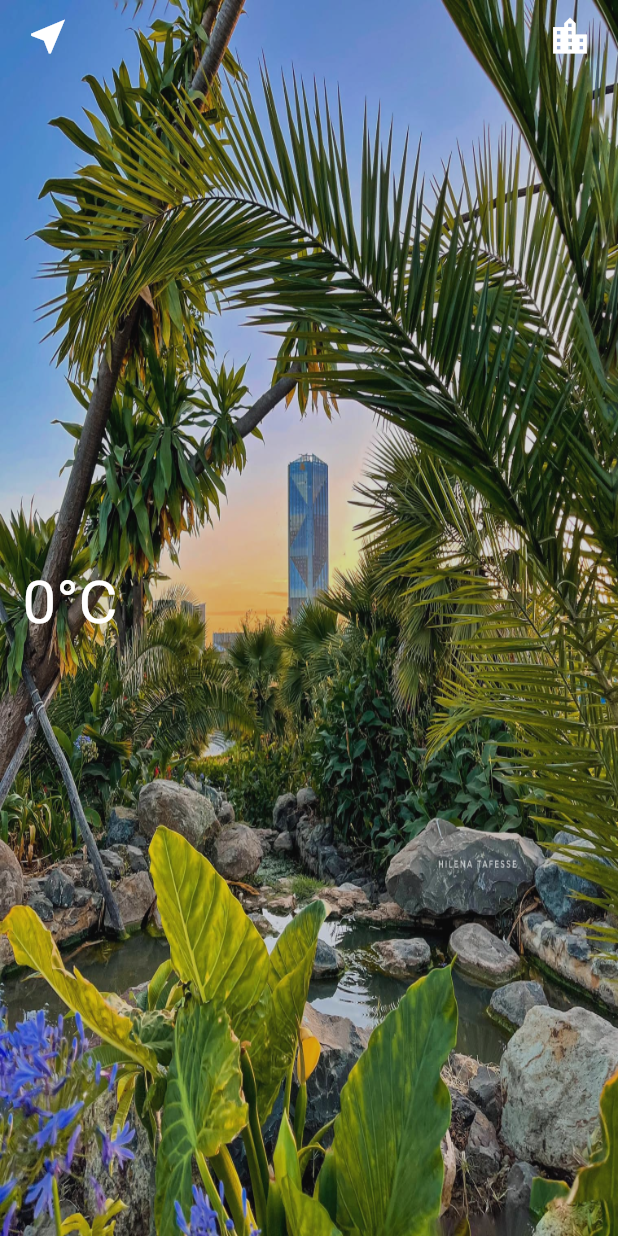
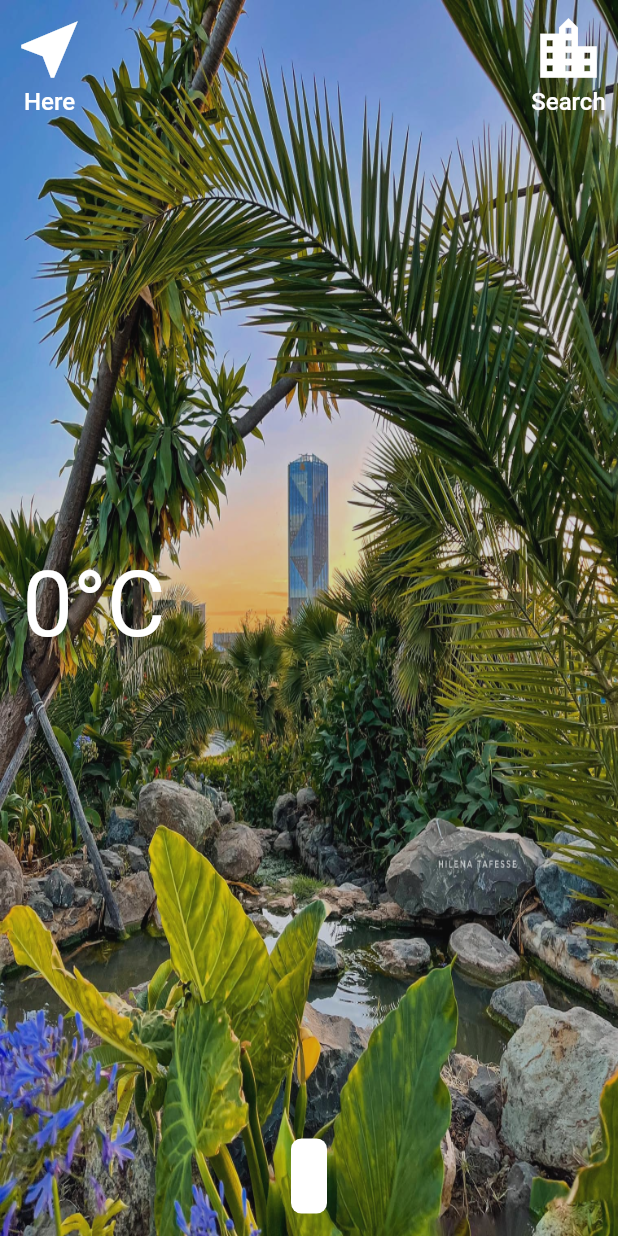
Before and after one commit to master-8702/flutter_weather_app, a Flutter app: the LocationScreen screen opened directly, on a phone screen of 412 x 824 dp. Run offline on Flutter 3.47's test engine with Material 2 defaults, Android fonts, the phone set to English and light mode, and no system bars; our stand-ins replace flutter_spinkit, geolocator; Roboto replaces fonts that are missing (Spartan MB); statements that could not run were skipped.

Commit message:
modified the ui to fit well on bigger screens

```diff
--- a/lib/screens/location_screen.dart
+++ b/lib/screens/location_screen.dart
@@ -54,16 +54,23 @@ class _LocationScreenState extends State<LocationScreen> {
         child: SafeArea(
           child: Column(
             mainAxisAlignment: MainAxisAlignment.spaceBetween,
-            crossAxisAlignment: CrossAxisAlignment.stretch,
             children: [
               Row(
                 mainAxisAlignment: MainAxisAlignment.spaceBetween,
                 children: [
                   TextButton(
-                    child: Icon(
+                    child: Column(
+                      children: const [
+                        Icon(
                           Icons.near_me,
-                      size: 30,
+                          size: 50,
                           color: Colors.white,
+                        ),
+                        Text(
+                          "Here",
+                          style: TextStyle(fontSize: 16, color: Colors.white),
+                        ),
+                      ],
                     ),
                     onPressed: () async {
                       WeatherModel weatherModel2 = WeatherModel();
@@ -75,10 +82,19 @@ class _LocationScreenState extends State<LocationScreen> {
                     },
                   ),
                   TextButton(
-                    child: Icon(
+                    style: TextButton.styleFrom(),
+                    child: Column(
+                      children: const [
+                        Icon(
                           Icons.location_city,
-                      size: 30,
+                          size: 50,
                           color: Colors.white,
+                        ),
+                        Text(
+                          "Search",
+                          style: TextStyle(fontSize: 16, color: Colors.white),
+                        ),
+                      ],
                     ),
                     onPressed: () async {
                       var cityName = await Navigator.push(
@@ -104,8 +120,7 @@ class _LocationScreenState extends State<LocationScreen> {
               Padding(
                 padding: const EdgeInsets.all(15.0),
                 child: Column(
-                  mainAxisAlignment: MainAxisAlignment.start,
-                  crossAxisAlignment: CrossAxisAlignment.stretch,
+                  crossAxisAlignment: CrossAxisAlignment.start,
                   children: [
                     Row(
                       children: [
@@ -119,17 +134,28 @@ class _LocationScreenState extends State<LocationScreen> {
                         ),
                       ],
                     ),
-                    Text(cityName)
+                    Text(
+                      cityName,
+                      style: (TextStyle(
+                        fontSize: 20,
+                      )),
+                    )
                   ],
                 ),
               ),
               Padding(
                 padding: const EdgeInsets.all(15.0),
-                child: Center(
+                child: Container(
+                  decoration: BoxDecoration(
+                      borderRadius: BorderRadius.circular(7),
+                      color: Colors.white),
+                  child: Padding(
+                    padding: const EdgeInsets.all(12.0),
                     child: Text(
                       weatherMessage,
                       textAlign: TextAlign.right,
                       style: kMessageTextStyle,
+                    ),
                   ),
                 ),
               )
--- a/lib/utilities/constants.dart
+++ b/lib/utilities/constants.dart
@@ -2,12 +2,13 @@ import 'package:flutter/material.dart';
 
 const kTempTextStyle = TextStyle(
   fontFamily: 'Spartan MB',
-  fontSize: 40.0,
+  fontSize: 60.0,
 );
 
-const kMessageTextStyle = TextStyle(
+var kMessageTextStyle = TextStyle(
   fontFamily: 'Spartan MB',
-  fontSize: 20.0,
+  fontSize: 22.0,
+  color: Colors.black,
 );
 
 const kButtonTextStyle = TextStyle(
@@ -16,7 +17,7 @@ const kButtonTextStyle = TextStyle(
 );
 
 const kConditionTextStyle = TextStyle(
-  fontSize: 40.0,
+  fontSize: 50.0,
 );
 
 const kTextFieldInputDecoration = InputDecoration(
```
Also changed, not shown: pubspec.lock, 1 other file. Lines whose indentation alone changed are shown as unchanged.
